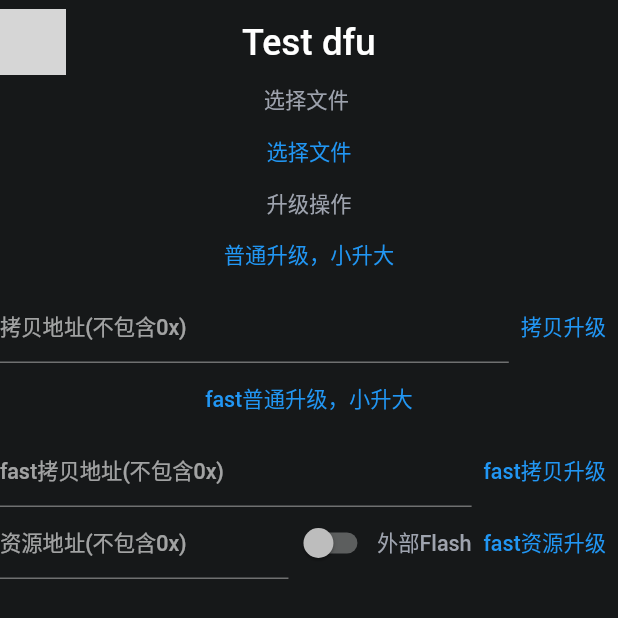
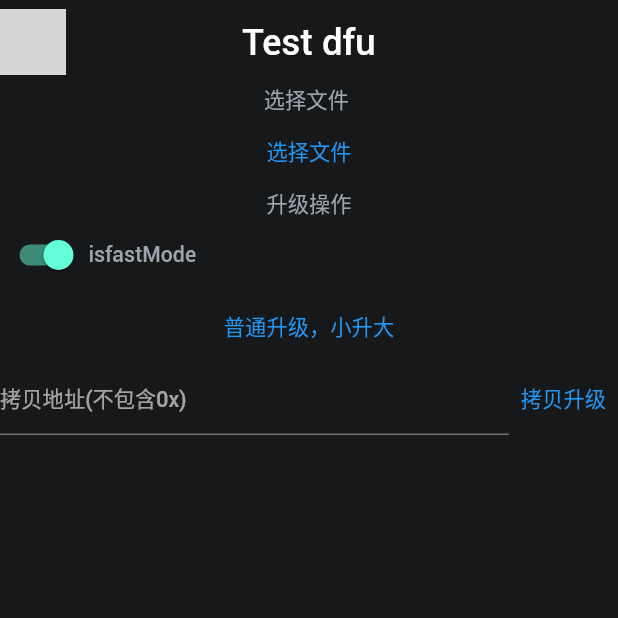
Before and after one commit to windswrold/focusring, a Flutter app: the TestdfuView screen opened by its route, on a phone screen of 412 x 824 dp. Shown: the top 618 px of the screen. Run offline on Flutter 3.47's test engine with Material 2 defaults, Android fonts, the phone set to English and light mode, and no system bars; drawn by our look-alikes of extended_image; our stand-ins replace bot_toast, decimal, device_info_plus, dio, dotted_border, file_picker and 14 more; missing offline and left inert: bottom_picker, drag_and_drop_lists, extended_sliver, flutter_device_identifier, gif and 2 more; accounts and stored records are empty; network calls fail; statements that could not run were skipped; project files that could hold a hidden picture were left out; grey boxes are pictures that could not be loaded.

Commit message:
Wind：新的sdk

```diff
--- a/lib/app/modules/testdfu/controllers/testdfu_controller.dart
+++ b/lib/app/modules/testdfu/controllers/testdfu_controller.dart
@@ -16,6 +16,7 @@ class TestdfuController extends GetxController {
   TextEditingController copy3 = TextEditingController();
 
   RxBool isExtFlash = false.obs;
+  RxBool isfastMode = true.obs;
 
   @override
   void onInit() {
@@ -46,7 +47,7 @@ class TestdfuController extends GetxController {
   }
 
   void onChange(bool state) {
-    isExtFlash.value = state;
+    isfastMode.value = state;
   }
 
   void openFile() async {
@@ -77,7 +78,8 @@ class TestdfuController extends GetxController {
       return;
     }
     RingDevice de = Get.arguments;
-    KBLEManager.getDevice(device: de).startDfu(filePath: currentFile.value);
+    KBLEManager.getDevice(device: de)
+        .startDfu(filePath: currentFile.value, fastMode: isfastMode.value);
   }
 
   void copyDFU() {
@@ -93,7 +95,9 @@ class TestdfuController extends GetxController {
 
     RingDevice de = Get.arguments;
     KBLEManager.getDevice(device: de).startCopyDfu(
-        filePath: currentFile.value, copyAdd: int.parse(text, radix: 16));
+        filePath: currentFile.value,
+        copyAdd: int.parse(text, radix: 16),
+        fastMode: isfastMode.value);
   }
 
   void fastDFU() {
--- a/lib/app/modules/testdfu/views/testdfu_view.dart
+++ b/lib/app/modules/testdfu/views/testdfu_view.dart
@@ -7,6 +7,7 @@ import '../controllers/testdfu_controller.dart';
 
 class TestdfuView extends GetView<TestdfuController> {
   const TestdfuView({Key? key}) : super(key: key);
+
   @override
   Widget build(BuildContext context) {
     return KBasePageView(
@@ -23,6 +24,19 @@ class TestdfuView extends GetView<TestdfuController> {
             child: Text("选择文件"),
           ),
           Text("升级操作"),
+
+          Row(
+            children: [
+              Obx(
+                () => Switch(
+                    value: controller.isfastMode.value,
+                    onChanged: (e) {
+                      controller.onChange(e);
+                    }),
+              ),
+              Text("isfastMode"),
+            ],
+          ),
           TextButton(
             onPressed: () {
               controller.normalDFU();
@@ -47,56 +61,56 @@ class TestdfuView extends GetView<TestdfuController> {
               ),
             ],
           ),
-          TextButton(
-            onPressed: () {
-              controller.fastDFU();
-            },
-            child: Text("fast普通升级，小升大"),
-          ),
-          Row(
-            children: [
-              Expanded(
-                child: TextField(
-                  controller: controller.copy2,
-                  decoration: InputDecoration(
-                    hintText: "fast拷贝地址(不包含0x)",
-                  ),
-                ),
-              ),
-              TextButton(
-                onPressed: () {
-                  controller.fastCopyDFU();
-                },
-                child: Text("fast拷贝升级"),
-              ),
-            ],
-          ),
-          Row(
-            children: [
-              Expanded(
-                child: TextField(
-                  controller: controller.copy3,
-                  decoration: InputDecoration(
-                    hintText: "资源地址(不包含0x)",
-                  ),
-                ),
-              ),
-              Obx(
-                () => Switch(
-                    value: controller.isExtFlash.value,
-                    onChanged: (e) {
-                      controller.onChange(e);
-                    }),
-              ),
-              Text("外部Flash"),
-              TextButton(
-                onPressed: () {
-                  controller.fastDFUResource();
-                },
-                child: Text("fast资源升级"),
-              ),
-            ],
-          ),
+          // TextButton(
+          //   onPressed: () {
+          //     controller.fastDFU();
+          //   },
+          //   child: Text("fast普通升级，小升大"),
+          // ),
+          // Row(
+          //   children: [
+          //     Expanded(
+          //       child: TextField(
+          //         controller: controller.copy2,
+          //         decoration: InputDecoration(
+          //           hintText: "fast拷贝地址(不包含0x)",
+          //         ),
+          //       ),
+          //     ),
+          //     TextButton(
+          //       onPressed: () {
+          //         controller.fastCopyDFU();
+          //       },
+          //       child: Text("fast拷贝升级"),
+          //     ),
+          //   ],
+          // ),
+          // Row(
+          //   children: [
+          //     Expanded(
+          //       child: TextField(
+          //         controller: controller.copy3,
+          //         decoration: InputDecoration(
+          //           hintText: "资源地址(不包含0x)",
+          //         ),
+          //       ),
+          //     ),
+          //     Obx(
+          //       () => Switch(
+          //           value: controller.isExtFlash.value,
+          //           onChanged: (e) {
+          //             controller.onChange(e);
+          //           }),
+          //     ),
+          //     Text("外部Flash"),
+          //     TextButton(
+          //       onPressed: () {
+          //         controller.fastDFUResource();
+          //       },
+          //       child: Text("fast资源升级"),
+          //     ),
+          //   ],
+          // ),
         ],
       ),
     );
```
Also changed, not shown: plugins/flutter_blue_plus-1.9.3/lib/src/bluetooth_device.dart (+13 -6 lines), 13 other files.
